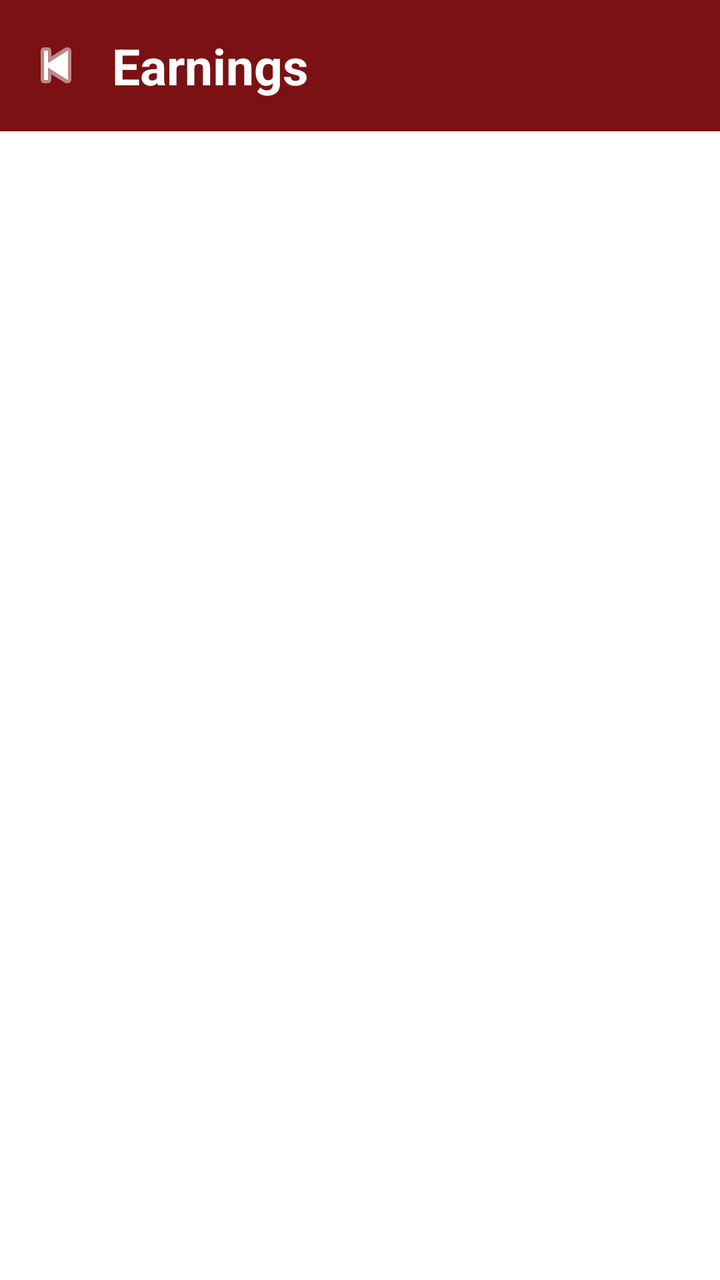
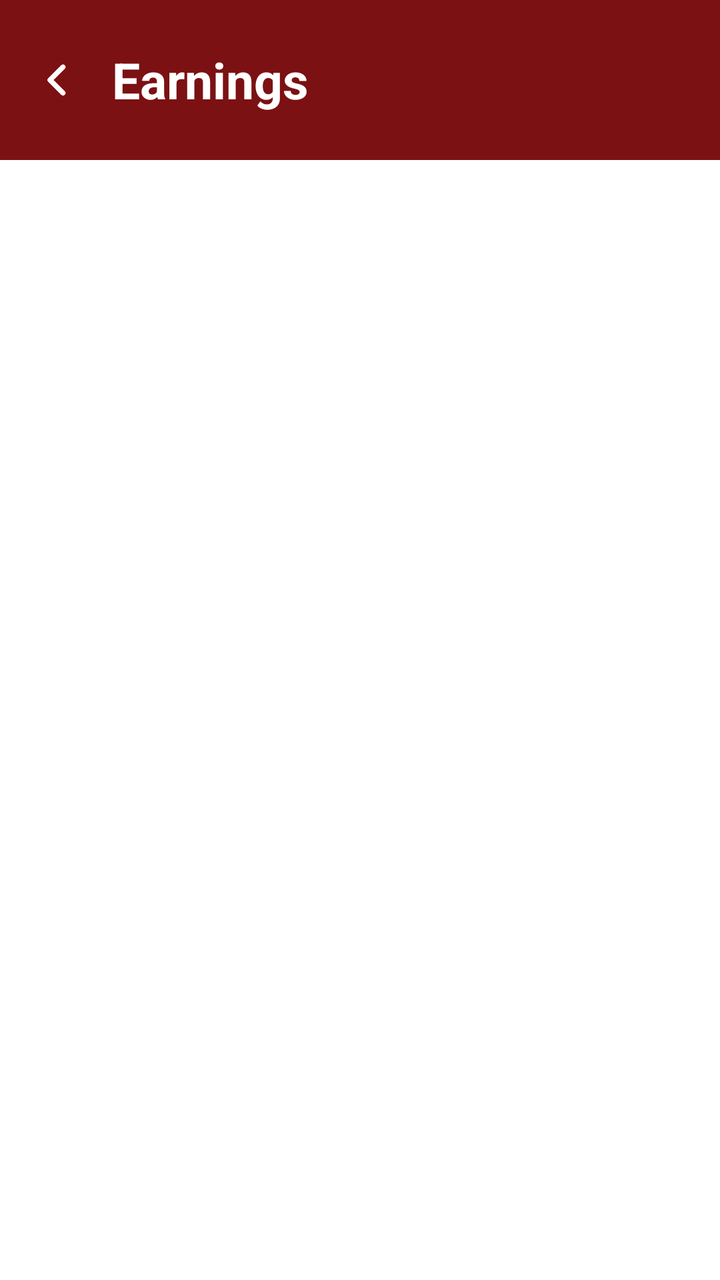

The first picture is an Android layout as it rendered before a commit; the second is the same layout after the commit. The layout source and the unified diff follow.
<!-- AndroidManifest.xml: application theme Theme.FixItFinderApp -->
<!-- res/layout/activity_provider_earnings_list.xml -->
<?xml version="1.0" encoding="utf-8"?>
<androidx.constraintlayout.widget.ConstraintLayout
    xmlns:android="http://schemas.android.com/apk/res/android"
    xmlns:app="http://schemas.android.com/apk/res-auto"
    android:layout_width="match_parent"
    android:layout_height="match_parent"
    android:background="@color/white">

    <LinearLayout
        android:id="@+id/headerLayout"
        android:layout_width="match_parent"
        android:layout_height="wrap_content"
        android:orientation="horizontal"
        android:background="@color/color_primary"
        android:padding="16dp"
        android:gravity="center_vertical"
        app:layout_constraintTop_toTopOf="parent"
        app:layout_constraintStart_toStartOf="parent"
        app:layout_constraintEnd_toEndOf="parent">

        <ImageButton
            android:id="@+id/btnBack"
            android:layout_width="24dp"
            android:layout_height="24dp"
            android:src="@android:drawable/ic_media_previous"
            android:tint="@color/white"
            android:padding="4dp"
            android:background="?attr/selectableItemBackgroundBorderless"
            android:contentDescription="Back"
            android:layout_marginEnd="16dp" />

        <TextView
            android:id="@+id/tvTitle"
            android:layout_width="0dp"
            android:layout_height="wrap_content"
            android:layout_weight="1"
            android:text="Earnings"
            android:textSize="25sp"
            android:textStyle="bold"
            android:textColor="@color/white" />
    </LinearLayout>

    <androidx.recyclerview.widget.RecyclerView
        android:id="@+id/recyclerEarnings"
        android:layout_width="0dp"
        android:layout_height="0dp"
        android:padding="16dp"
        android:clipToPadding="false"
        app:layout_constraintTop_toBottomOf="@+id/headerLayout"
        app:layout_constraintBottom_toBottomOf="parent"
        app:layout_constraintStart_toStartOf="parent"
        app:layout_constraintEnd_toEndOf="parent" />

</androidx.constraintlayout.widget.ConstraintLayout>
<!-- resources referenced by this layout -->
<resources>
  <color name="color_primary">#7B1113</color>
  <color name="white">#FFFFFFFF</color>
  <style name="Theme.FixItFinderApp" parent="Base.Theme.FixItFinderApp" />
  <style name="Base.Theme.FixItFinderApp" parent="Theme.Material3.DayNight.NoActionBar">
          <item name="colorPrimary">@color/color_primary</item>
          <item name="colorSecondary">@color/color_secondary</item>
          <item name="colorSurface">@color/color_background</item>
          <item name="colorOnSurface">@color/color_text_dark</item>
          <item name="colorPrimaryContainer">@color/color_primary</item>
          <item name="colorOnPrimary">@color/color_background</item>
      </style>
  <color name="color_secondary">#825037</color>
  <color name="color_background">#FFFFFF</color>
  <color name="color_text_dark">#2C2C2C</color>
</resources>

<!-- the commit's change to res/layout/activity_provider_earnings_list.xml (unified diff, before → after) -->
@@ -20,9 +20,9 @@
 
         <ImageButton
             android:id="@+id/btnBack"
-            android:layout_width="24dp"
-            android:layout_height="24dp"
-            android:src="@android:drawable/ic_media_previous"
+            android:layout_width="@dimen/back_btn_width"
+            android:layout_height="@dimen/back_btn_height"
+            android:src="@drawable/ic_back_chevron"
             android:tint="@color/white"
             android:padding="4dp"
             android:background="?attr/selectableItemBackgroundBorderless"
<!-- resource entries referenced after the edit -->
@@ -2,6 +2,23 @@
 <resources>
   <color name="color_primary">#7B1113</color>
   <color name="white">#FFFFFFFF</color>
+  <dimen name="back_btn_height">48dp</dimen>
+  <dimen name="back_btn_width">24dp</dimen>
+  <!-- drawable ic_back_chevron (drawable) -->
+  <?xml version="1.0" encoding="utf-8"?>
+  <vector xmlns:android="http://schemas.android.com/apk/res/android"
+      android:width="24dp"
+      android:height="24dp"
+      android:viewportWidth="24"
+      android:viewportHeight="24">
+      <path
+          android:fillColor="@android:color/transparent"
+          android:strokeColor="#000000"
+          android:strokeWidth="2.5"
+          android:strokeLineCap="round"
+          android:strokeLineJoin="round"
+          android:pathData="M15.5,5.5 L9,12 L15.5,18.5" />
+  </vector>
   <style name="Theme.FixItFinderApp" parent="Base.Theme.FixItFinderApp" />
   <style name="Base.Theme.FixItFinderApp" parent="Theme.Material3.DayNight.NoActionBar">
           <item name="colorPrimary">@color/color_primary</item>
